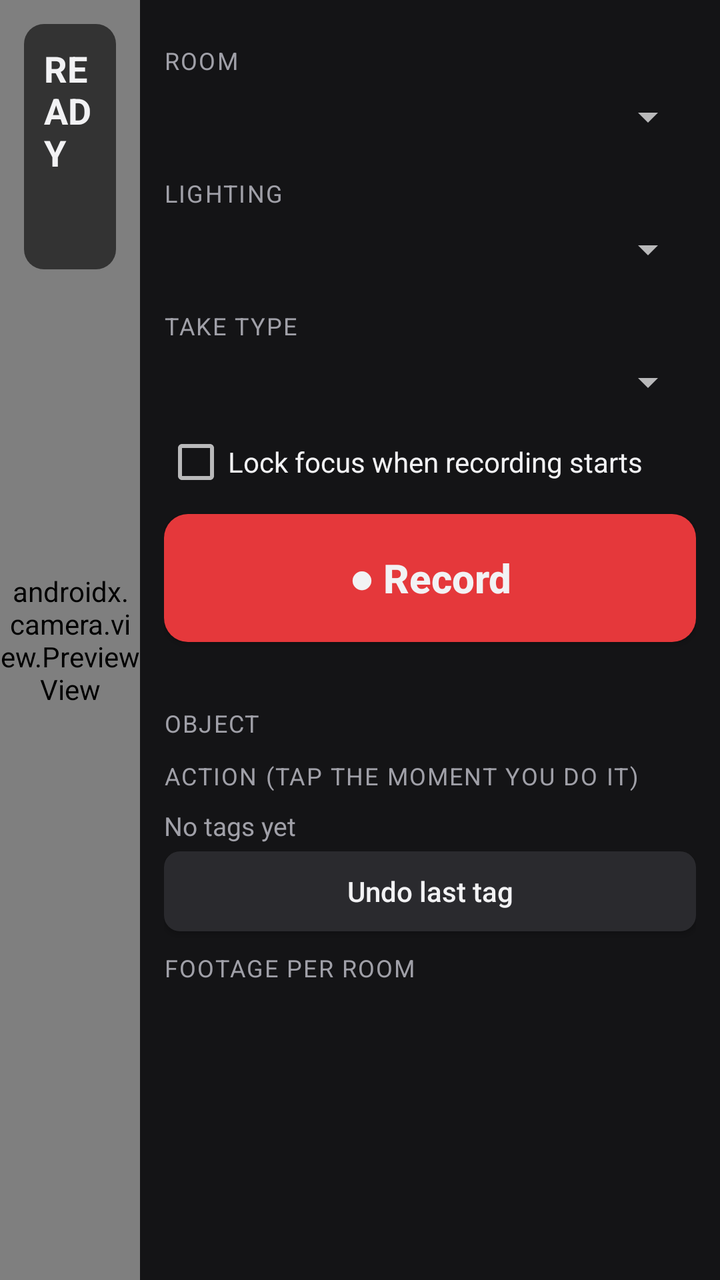
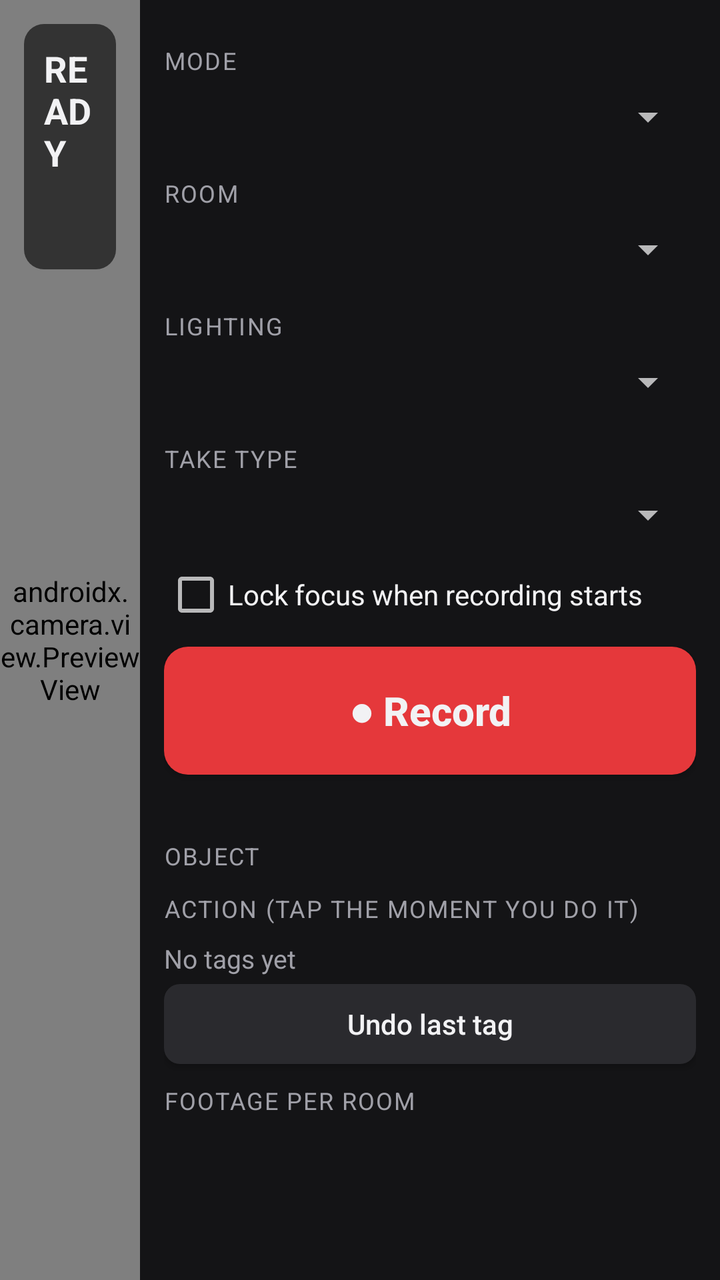

Screens rendered from an Android XML layout before and after an edit, with the pre-edit source and the edit as a unified diff.
<!-- AndroidManifest.xml: application theme Theme.Sensor -->
<!-- res/layout/activity_main.xml -->
<?xml version="1.0" encoding="utf-8"?>
<LinearLayout xmlns:android="http://schemas.android.com/apk/res/android"
    android:id="@+id/root"
    android:layout_width="match_parent"
    android:layout_height="match_parent"
    android:background="@color/bg"
    android:orientation="horizontal">

    
    <FrameLayout
        android:layout_width="0dp"
        android:layout_height="match_parent"
        android:layout_weight="1">

        <androidx.camera.view.PreviewView
            android:id="@+id/preview"
            android:layout_width="match_parent"
            android:layout_height="match_parent" />

        <LinearLayout
            android:id="@+id/statusBox"
            android:layout_width="wrap_content"
            android:layout_height="wrap_content"
            android:layout_gravity="top|start"
            android:layout_margin="12dp"
            android:background="@drawable/panel_bg"
            android:orientation="vertical"
            android:padding="10dp">

            <TextView
                android:id="@+id/recText"
                android:layout_width="wrap_content"
                android:layout_height="wrap_content"
                android:text="@string/ready"
                android:textColor="@color/text"
                android:textSize="18sp"
                android:textStyle="bold" />

            <TextView
                android:id="@+id/statsText"
                android:layout_width="wrap_content"
                android:layout_height="wrap_content"
                android:layout_marginTop="2dp"
                android:fontFamily="monospace"
                android:textColor="@color/text_dim"
                android:textSize="11sp" />

            <TextView
                android:id="@+id/motionText"
                android:layout_width="wrap_content"
                android:layout_height="wrap_content"
                android:layout_marginTop="2dp"
                android:textColor="@color/ok"
                android:textSize="13sp"
                android:textStyle="bold" />
        </LinearLayout>
    </FrameLayout>

    
    <ScrollView
        android:layout_width="290dp"
        android:layout_height="match_parent"
        android:background="@color/panel"
        android:fillViewport="true">

        <LinearLayout
            android:layout_width="match_parent"
            android:layout_height="wrap_content"
            android:orientation="vertical"
            android:padding="12dp">

            <LinearLayout
                android:id="@+id/setupGroup"
                android:layout_width="match_parent"
                android:layout_height="wrap_content"
                android:orientation="vertical">

                <TextView style="@style/Label" android:text="@string/room" />
                <Spinner
                    android:id="@+id/roomSpinner"
                    android:layout_width="match_parent"
                    android:layout_height="40dp" />

                <TextView style="@style/Label" android:text="@string/light" />
                <Spinner
                    android:id="@+id/lightSpinner"
                    android:layout_width="match_parent"
                    android:layout_height="40dp" />

                <TextView style="@style/Label" android:text="@string/take" />
                <Spinner
                    android:id="@+id/typeSpinner"
                    android:layout_width="match_parent"
                    android:layout_height="40dp" />

                <CheckBox
                    android:id="@+id/lockFocus"
                    android:layout_width="wrap_content"
                    android:layout_height="wrap_content"
                    android:layout_marginTop="4dp"
                    android:text="@string/lock_focus"
                    android:textColor="@color/text" />
            </LinearLayout>

            <Button
                android:id="@+id/recordButton"
                android:layout_width="match_parent"
                android:layout_height="64dp"
                android:layout_marginTop="10dp"
                android:background="@drawable/rec_idle"
                android:text="@string/record"
                android:textAllCaps="false"
                android:textColor="@color/text"
                android:textSize="20sp"
                android:textStyle="bold" />

            <TextView
                android:id="@+id/savingText"
                android:layout_width="match_parent"
                android:layout_height="wrap_content"
                android:layout_marginTop="6dp"
                android:textColor="@color/text_dim"
                android:textSize="12sp" />

            <TextView style="@style/Label" android:text="@string/object" />
            <GridLayout
                android:id="@+id/objectGrid"
                android:layout_width="match_parent"
                android:layout_height="wrap_content"
                android:columnCount="3" />

            <TextView style="@style/Label" android:text="@string/action" />
            <GridLayout
                android:id="@+id/actionGrid"
                android:layout_width="match_parent"
                android:layout_height="wrap_content"
                android:columnCount="3" />

            <TextView
                android:id="@+id/lastEventText"
                android:layout_width="match_parent"
                android:layout_height="wrap_content"
                android:layout_marginTop="8dp"
                android:text="@string/no_tags"
                android:textColor="@color/text_dim"
                android:textSize="13sp" />

            <Button
                android:id="@+id/undoButton"
                android:layout_width="match_parent"
                android:layout_height="40dp"
                android:layout_marginTop="4dp"
                android:background="@drawable/btn_normal"
                android:text="@string/undo"
                android:textAllCaps="false"
                android:textColor="@color/text" />

            <TextView style="@style/Label" android:text="@string/coverage" />
            <TextView
                android:id="@+id/coverageText"
                android:layout_width="match_parent"
                android:layout_height="wrap_content"
                android:fontFamily="monospace"
                android:textColor="@color/text_dim"
                android:textSize="12sp" />
        </LinearLayout>
    </ScrollView>
</LinearLayout>
<!-- resources referenced by this layout -->
<resources>
  <color name="bg">#000000</color>
  <color name="ok">#5BD17A</color>
  <color name="panel">#141416</color>
  <color name="text">#F2F2F4</color>
  <color name="text_dim">#A0A0A8</color>
  <!-- drawable btn_normal (drawable) -->
  <?xml version="1.0" encoding="utf-8"?>
  <shape xmlns:android="http://schemas.android.com/apk/res/android" android:shape="rectangle">
      <solid android:color="@color/btn" />
      <corners android:radius="8dp" />
  </shape>
  <!-- drawable panel_bg (drawable) -->
  <?xml version="1.0" encoding="utf-8"?>
  <shape xmlns:android="http://schemas.android.com/apk/res/android" android:shape="rectangle">
      <solid android:color="@color/panel_overlay" />
      <corners android:radius="10dp" />
  </shape>
  <!-- drawable rec_idle (drawable) -->
  <?xml version="1.0" encoding="utf-8"?>
  <shape xmlns:android="http://schemas.android.com/apk/res/android" android:shape="rectangle">
      <solid android:color="@color/rec" />
      <corners android:radius="12dp" />
  </shape>
  <string name="action">Action (tap the moment you do it)</string>
  <string name="coverage">Footage per room</string>
  <string name="light">Lighting</string>
  <string name="lock_focus">Lock focus when recording starts</string>
  <string name="no_tags">No tags yet</string>
  <string name="object">Object</string>
  <string name="ready">READY</string>
  <string name="record">● Record</string>
  <string name="room">Room</string>
  <string name="take">Take type</string>
  <string name="undo">Undo last tag</string>
  <style name="Label">
          <item name="android:layout_width">wrap_content</item>
          <item name="android:layout_height">wrap_content</item>
          <item name="android:layout_marginTop">10dp</item>
          <item name="android:textColor">@color/text_dim</item>
          <item name="android:textSize">12sp</item>
          <item name="android:textAllCaps">true</item>
          <item name="android:letterSpacing">0.06</item>
      </style>
  <style name="Theme.Sensor" parent="Theme.AppCompat.NoActionBar">
          <item name="android:windowBackground">@color/bg</item>
          <item name="colorAccent">@color/btn_selected</item>
          <item name="android:textColorPrimary">@color/text</item>
      </style>
  <color name="btn">#2A2A2E</color>
  <color name="panel_overlay">#99000000</color>
  <color name="rec">#E5383B</color>
  <color name="btn_selected">#3D6BFF</color>
</resources>

<!-- the commit's change to res/layout/activity_main.xml (unified diff, before → after) -->
@@ -16,6 +16,12 @@
             android:id="@+id/preview"
             android:layout_width="match_parent"
             android:layout_height="match_parent" />
+
+        <android.opengl.GLSurfaceView
+            android:id="@+id/arView"
+            android:layout_width="match_parent"
+            android:layout_height="match_parent"
+            android:visibility="gone" />
 
         <LinearLayout
             android:id="@+id/statusBox"
@@ -74,6 +80,12 @@
                 android:layout_width="match_parent"
                 android:layout_height="wrap_content"
                 android:orientation="vertical">
+
+                <TextView style="@style/Label" android:text="@string/mode" />
+                <Spinner
+                    android:id="@+id/modeSpinner"
+                    android:layout_width="match_parent"
+                    android:layout_height="40dp" />
 
                 <TextView style="@style/Label" android:text="@string/room" />
                 <Spinner
<!-- resource entries referenced after the edit -->
@@ -27,6 +27,7 @@
   <string name="coverage">Footage per room</string>
   <string name="light">Lighting</string>
   <string name="lock_focus">Lock focus when recording starts</string>
+  <string name="mode">Mode</string>
   <string name="no_tags">No tags yet</string>
   <string name="object">Object</string>
   <string name="ready">READY</string>
